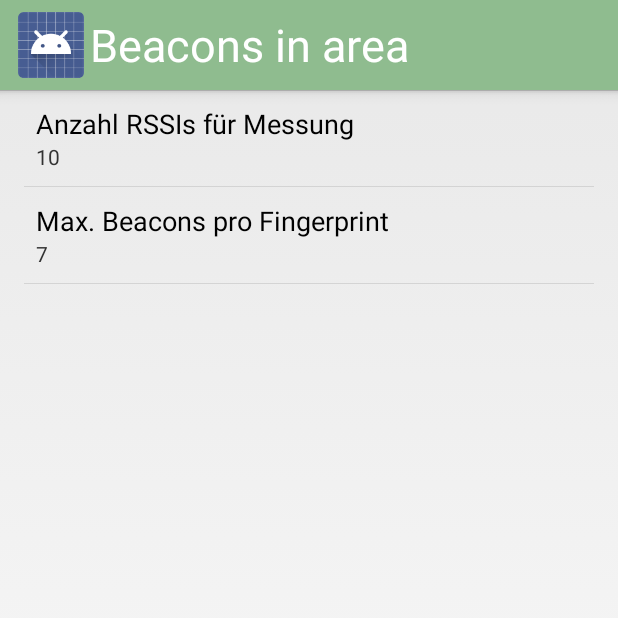
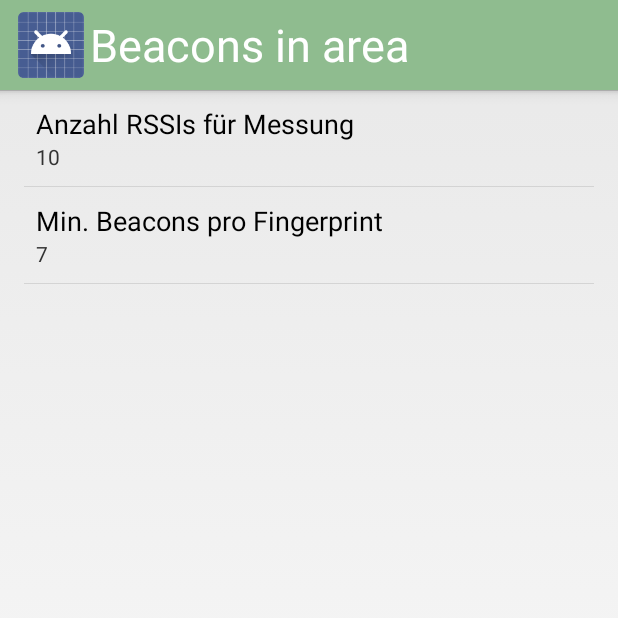
Before and after one commit to TomAussenhofer/ViibeNav_RadioMapper, an Android app: the SettingsActivity screen opened directly, with no data from a screen before it, on a phone screen of 412 x 824 dp, the top half of it. Run offline under Robolectric (Android 15) with nearby library versions, the phone set to English and light mode, and no system bars.

Commit message:
Second Measure wieder zurückgesetzt max zu min

```diff
--- a/app/src/main/java/de/beacon/tom/viibenav_radiomapper/controller/MainActivity.java
+++ b/app/src/main/java/de/beacon/tom/viibenav_radiomapper/controller/MainActivity.java
@@ -43,7 +43,7 @@ public class MainActivity extends ViibeActivity implements SensorEventListener {
 
         SharedPreferences preferences = PreferenceManager.getDefaultSharedPreferences(this);
         Definitions.MEASUREMENT_AMT_THRESHOLD = Integer.parseInt(preferences.getString(SettingsActivity.MEASUREMENT_AMT_THRESHOLD, "10"));
-        Definitions.MAX_BEACONS_FOR_MEASURE = Integer.parseInt(preferences.getString(SettingsActivity.MAX_BEACONS_FOR_MEASURE, "7"));
+        Definitions.MIN_BEACONS_FOR_MEASURE = Integer.parseInt(preferences.getString(SettingsActivity.MIN_BEACONS_FOR_MEASURE, "2"));
 
         PreferenceManager.setDefaultValues(this, R.xml.preferences, false);
 
--- a/app/src/main/java/de/beacon/tom/viibenav_radiomapper/controller/SettingsActivity.java
+++ b/app/src/main/java/de/beacon/tom/viibenav_radiomapper/controller/SettingsActivity.java
@@ -16,7 +16,7 @@ import de.beacon.tom.viibenav_radiomapper.model.Definitions;
 public class SettingsActivity extends Activity{
 
     public static final String MEASUREMENT_AMT_THRESHOLD = "pref_amtRSSIsForMeasure";
-    public static final String MAX_BEACONS_FOR_MEASURE = "pref_amtRSSIsForMeasure";
+    public static final String MIN_BEACONS_FOR_MEASURE = "pref_amtRSSIsForMeasure";
 
     @Override
     public void onCreate(Bundle savedInstanceState) {
@@ -39,7 +39,7 @@ public class SettingsActivity extends Activity{
             final EditTextPreference amt_for_Measure = (EditTextPreference) findPreference("pref_amtRSSIsForMeasure");
             amt_for_Measure.setSummary(amt_for_Measure.getText());
 
-            final EditTextPreference max_Beacons_for_Measure = (EditTextPreference) findPreference("pref_maxBeaconsForMeasure");
+            final EditTextPreference max_Beacons_for_Measure = (EditTextPreference) findPreference("pref_minBeaconsForMeasure");
             max_Beacons_for_Measure.setSummary(max_Beacons_for_Measure.getText());
         }
 
@@ -54,8 +54,8 @@ public class SettingsActivity extends Activity{
                     Definitions.MEASUREMENT_AMT_THRESHOLD = Integer.parseInt(sharedPreferences.getString(SettingsActivity.MEASUREMENT_AMT_THRESHOLD, "10"));
                 }
 
-                if(etp.equals(findPreference("pref_amtRSSIsForMeasure"))) {
-                    Definitions.MAX_BEACONS_FOR_MEASURE = Integer.parseInt(sharedPreferences.getString(SettingsActivity.MAX_BEACONS_FOR_MEASURE, "7"));
+                if(etp.equals(findPreference("pref_minBeaconsForMeasure"))) {
+                    Definitions.MIN_BEACONS_FOR_MEASURE = Integer.parseInt(sharedPreferences.getString(SettingsActivity.MIN_BEACONS_FOR_MEASURE, "7"));
                 }
             }
         }
--- a/app/src/main/java/de/beacon/tom/viibenav_radiomapper/model/Definitions.java
+++ b/app/src/main/java/de/beacon/tom/viibenav_radiomapper/model/Definitions.java
@@ -12,7 +12,7 @@ public class Definitions {
 
     public static  int MEASUREMENT_AMT_THRESHOLD = 10;
 
-    public static  int MAX_BEACONS_FOR_MEASURE = 7;
+    public static  int MIN_BEACONS_FOR_MEASURE = 2;
 
     public static  float FSPL_ELEMENT = 2.5f;
 
--- a/app/src/main/res/values/strings.xml
+++ b/app/src/main/res/values/strings.xml
@@ -12,6 +12,6 @@
     <string name="category">Kategorie</string>
     <string name="amtRSSIsForMeasure">Anzahl RSSIs für Messung</string>
     <string name="amtRSSIsForMeasureDefault">10</string>
-    <string name="maxBeaconsForMeasure">Max. Beacons pro Fingerprint</string>
-    <string name="maxBeaconsForMeasureDefault">7</string>
+    <string name="minBeaconsForMeasure">Min. Beacons pro Fingerprint</string>
+    <string name="minBeaconsForMeasureDefault">7</string>
 </resources>
--- a/app/src/main/res/xml/preferences.xml
+++ b/app/src/main/res/xml/preferences.xml
@@ -11,12 +11,12 @@
         android:summary="%s"/>
 
     <EditTextPreference
-        android:key="pref_maxBeaconsForMeasure"
-        android:title="@string/maxBeaconsForMeasure"
-        android:dialogTitle="@string/maxBeaconsForMeasure"
+        android:key="pref_minBeaconsForMeasure"
+        android:title="@string/minBeaconsForMeasure"
+        android:dialogTitle="@string/minBeaconsForMeasure"
         android:inputType="number"
         android:maxLines="1"
-        android:defaultValue="@string/maxBeaconsForMeasureDefault"
+        android:defaultValue="@string/minBeaconsForMeasureDefault"
         android:summary="%s"/>
 
 </PreferenceScreen>
```
Also changed, not shown: app/src/main/java/de/beacon/tom/viibenav_radiomapper/model/Measurement.java (+7 -2 lines), app/src/main/java/de/beacon/tom/viibenav_radiomapper/model/adapter/CustomListAdapter.java (+9 -7 lines).
